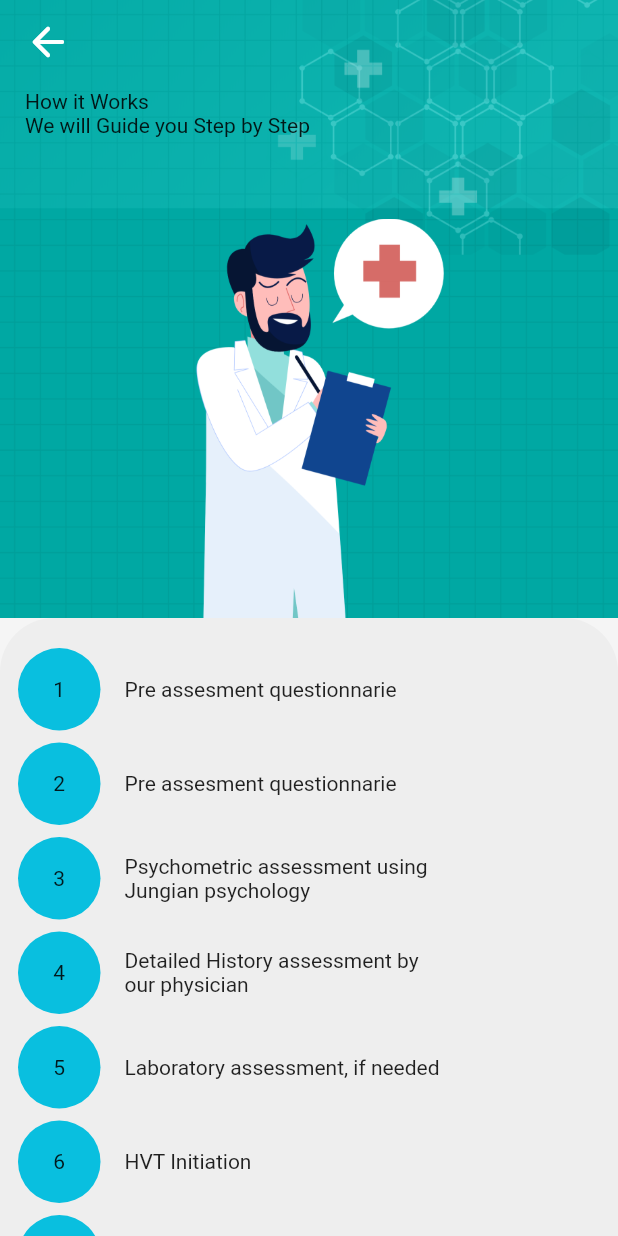
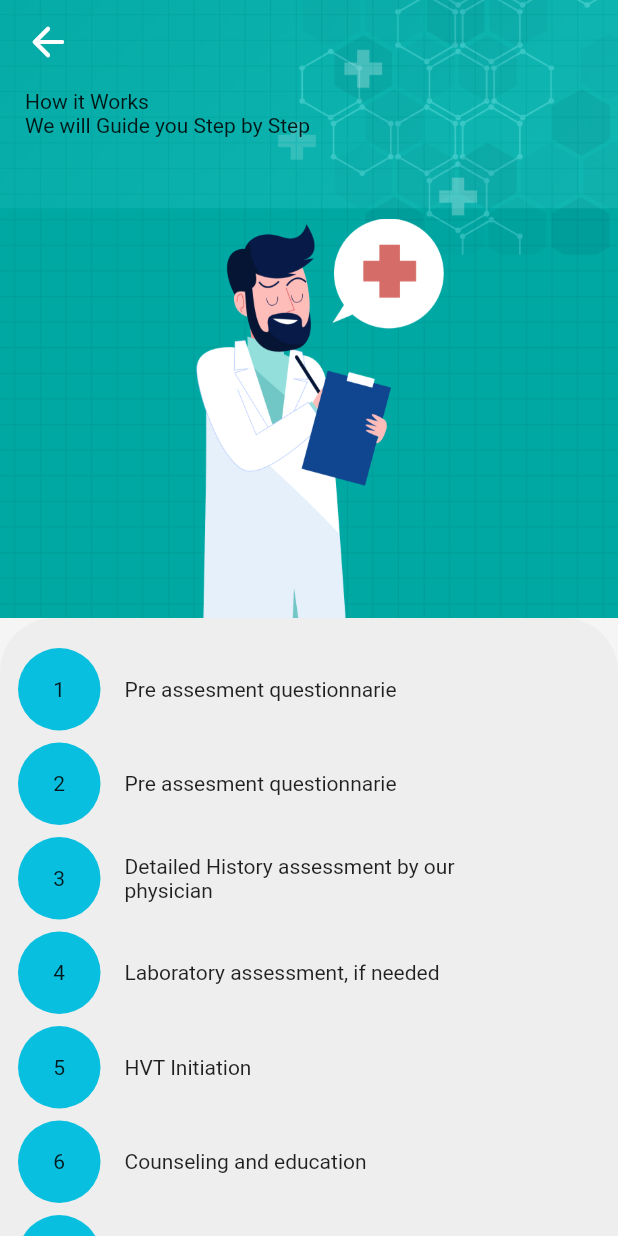
Before and after one commit to rajan7685/DhanvaMobileApp, a Flutter app: the AppGuideScreen2Widget screen opened directly, on a phone screen of 412 x 824 dp. Run offline on Flutter 3.47's test engine with Material 2 defaults, Android fonts, the phone set to English and light mode, and no system bars; our stand-ins replace auto_size_text, cached_network_image, connectivity_plus, dio, file_picker, flutter_riverpod and 15 more; missing offline and left inert: dart:ffi, json_path, razorpay_flutter; accounts and stored records are empty.

Commit message:
minor changes in HVT

```diff
--- a/lib/app_guide_screen2/app_guide_screen2_widget.dart
+++ b/lib/app_guide_screen2/app_guide_screen2_widget.dart
@@ -157,6 +157,50 @@ class _AppGuideScreen2WidgetState extends State<AppGuideScreen2Widget> {
                               ],
                             ),
                           ),
+                          // Padding(
+                          //   padding: EdgeInsetsDirectional.fromSTEB(0, 8, 0, 0),
+                          //   child: Row(
+                          //     mainAxisSize: MainAxisSize.max,
+                          //     children: [
+                          //       Container(
+                          //         width: 55,
+                          //         height: 55,
+                          //         decoration: BoxDecoration(
+                          //           color: Color(0xFF09BFDF),
+                          //           shape: BoxShape.circle,
+                          //         ),
+                          //         child: Align(
+                          //           alignment: AlignmentDirectional(0, 0),
+                          //           child: Text(
+                          //             '3',
+                          //             style: FlutterFlowTheme.of(context)
+                          //                 .bodyText1
+                          //                 .override(
+                          //                   fontFamily: 'Open Sans',
+                          //                   color: Colors.white,
+                          //                   fontSize: 35,
+                          //                 ),
+                          //           ),
+                          //         ),
+                          //       ),
+                          //       Padding(
+                          //         padding: EdgeInsetsDirectional.fromSTEB(
+                          //             16, 0, 0, 0),
+                          //         child: Text(
+                          //           'Psychometric assessment using \nJungian psychology',
+                          //           style: FlutterFlowTheme.of(context)
+                          //               .bodyText1
+                          //               .override(
+                          //                 fontFamily: 'Open Sans',
+                          //                 color: Colors.black,
+                          //                 fontSize: 16,
+                          //                 fontWeight: FontWeight.w600,
+                          //               ),
+                          //         ),
+                          //       ),
+                          //     ],
+                          //   ),
+                          // ),
                           Padding(
                             padding: EdgeInsetsDirectional.fromSTEB(0, 8, 0, 0),
                             child: Row(
@@ -187,7 +231,7 @@ class _AppGuideScreen2WidgetState extends State<AppGuideScreen2Widget> {
                                   padding: EdgeInsetsDirectional.fromSTEB(
                                       16, 0, 0, 0),
                                   child: Text(
-                                    'Psychometric assessment using \nJungian psychology',
+                                    'Detailed History assessment by our \nphysician',
                                     style: FlutterFlowTheme.of(context)
                                         .bodyText1
                                         .override(
@@ -231,7 +275,7 @@ class _AppGuideScreen2WidgetState extends State<AppGuideScreen2Widget> {
                                   padding: EdgeInsetsDirectional.fromSTEB(
                                       16, 0, 0, 0),
                                   child: Text(
-                                    'Detailed History assessment by \nour physician',
+                                    'Laboratory assessment, if needed',
                                     style: FlutterFlowTheme.of(context)
                                         .bodyText1
                                         .override(
@@ -275,7 +319,7 @@ class _AppGuideScreen2WidgetState extends State<AppGuideScreen2Widget> {
                                   padding: EdgeInsetsDirectional.fromSTEB(
                                       16, 0, 0, 0),
                                   child: Text(
-                                    'Laboratory assessment, if needed',
+                                    'HVT Initiation',
                                     style: FlutterFlowTheme.of(context)
                                         .bodyText1
                                         .override(
@@ -319,7 +363,7 @@ class _AppGuideScreen2WidgetState extends State<AppGuideScreen2Widget> {
                                   padding: EdgeInsetsDirectional.fromSTEB(
                                       16, 0, 0, 0),
                                   child: Text(
-                                    'HVT Initiation',
+                                    'Counseling and education',
                                     style: FlutterFlowTheme.of(context)
                                         .bodyText1
                                         .override(
@@ -363,7 +407,7 @@ class _AppGuideScreen2WidgetState extends State<AppGuideScreen2Widget> {
                                   padding: EdgeInsetsDirectional.fromSTEB(
                                       16, 0, 0, 0),
                                   child: Text(
-                                    'Counseling and education',
+                                    'Regular follow-ups',
                                     style: FlutterFlowTheme.of(context)
                                         .bodyText1
                                         .override(
@@ -393,50 +437,6 @@ class _AppGuideScreen2WidgetState extends State<AppGuideScreen2Widget> {
                                     alignment: AlignmentDirectional(0, 0),
                                     child: Text(
                                       '8',
-                                      style: FlutterFlowTheme.of(context)
-                                          .bodyText1
-                                          .override(
-                                            fontFamily: 'Open Sans',
-                                            color: Colors.white,
-                                            fontSize: 35,
-                                          ),
-                                    ),
-                                  ),
-                                ),
-                                Padding(
-                                  padding: EdgeInsetsDirectional.fromSTEB(
-                                      16, 0, 0, 0),
-                                  child: Text(
-                                    'Regular follow-ups',
-                                    style: FlutterFlowTheme.of(context)
-                                        .bodyText1
-                                        .override(
-                                          fontFamily: 'Open Sans',
-                                          color: Colors.black,
-                                          fontSize: 16,
-                                          fontWeight: FontWeight.w600,
-                                        ),
-                                  ),
-                                ),
-                              ],
-                            ),
-                          ),
-                          Padding(
-                            padding: EdgeInsetsDirectional.fromSTEB(0, 8, 0, 0),
-                            child: Row(
-                              mainAxisSize: MainAxisSize.max,
-                              children: [
-                                Container(
-                                  width: 55,
-                                  height: 55,
-                                  decoration: BoxDecoration(
-                                    color: Color(0xFF09BFDF),
-                                    shape: BoxShape.circle,
-                                  ),
-                                  child: Align(
-                                    alignment: AlignmentDirectional(0, 0),
-                                    child: Text(
-                                      '9',
                                       style: FlutterFlowTheme.of(context)
                                           .bodyText1
                                           .override(
```
